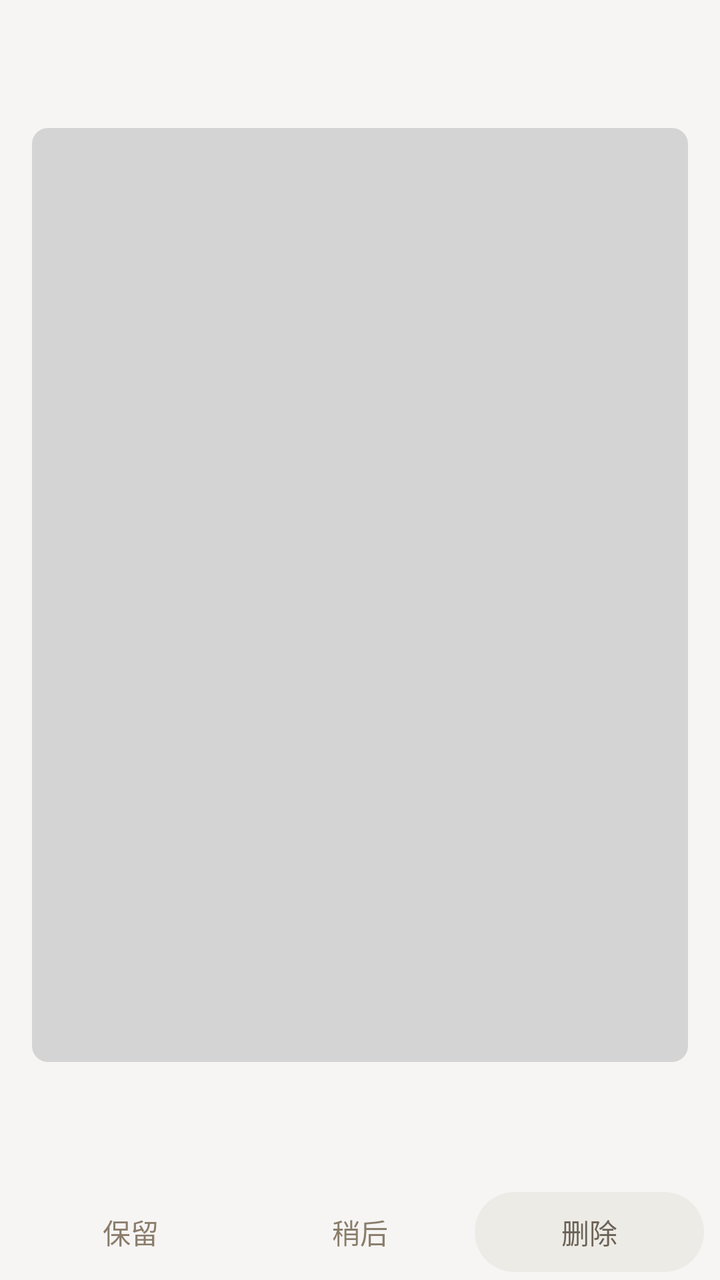
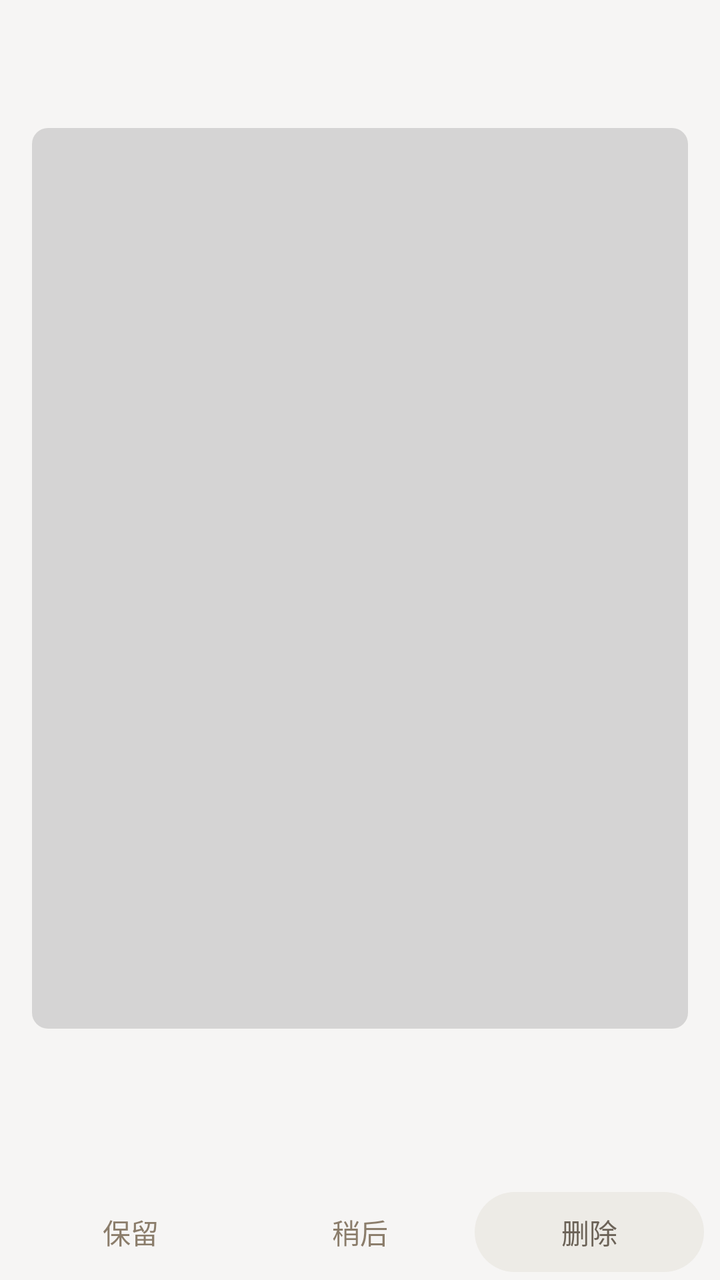

Screens rendered from an Android XML layout before and after an edit, with the pre-edit source and the edit as a unified diff.
<!-- AndroidManifest.xml: application theme Theme.ScreenshotBye -->
<!-- res/layout/activity_review.xml -->
<?xml version="1.0" encoding="utf-8"?>
<LinearLayout xmlns:android="http://schemas.android.com/apk/res/android"
    android:layout_width="match_parent"
    android:layout_height="match_parent"
    android:orientation="vertical">

    <com.google.android.material.appbar.MaterialToolbar
        android:id="@+id/toolbar"
        android:layout_width="match_parent"
        android:layout_height="?attr/actionBarSize" />

    <TextView
        android:id="@+id/reviewEmpty"
        android:layout_width="match_parent"
        android:layout_height="wrap_content"
        android:gravity="center"
        android:padding="32dp"
        android:text="@string/review_empty"
        android:textColor="?attr/colorOnSurfaceVariant"
        android:visibility="gone" />

    <FrameLayout
        android:layout_width="match_parent"
        android:layout_height="0dp"
        android:layout_weight="1">

        
        <LinearLayout
            android:id="@+id/reviewCard"
            android:layout_width="match_parent"
            android:layout_height="match_parent"
            android:orientation="vertical"
            android:paddingStart="16dp"
            android:paddingEnd="16dp">

            <ImageView
                android:id="@+id/shotImage"
                android:layout_width="match_parent"
                android:layout_height="0dp"
                android:layout_weight="1"
                android:adjustViewBounds="true"
                android:background="@drawable/thumb_placeholder"
                android:contentDescription="@string/dialog_preview"
                android:scaleType="fitCenter" />

            <TextView
                android:id="@+id/shotName"
                android:layout_width="match_parent"
                android:layout_height="wrap_content"
                android:layout_marginTop="10dp"
                android:ellipsize="middle"
                android:maxLines="1"
                android:textSize="13sp"
                android:textStyle="bold" />

            <TextView
                android:id="@+id/shotMeta"
                android:layout_width="match_parent"
                android:layout_height="wrap_content"
                android:layout_marginTop="2dp"
                android:textColor="?attr/colorOnSurfaceVariant"
                android:textSize="11sp" />

            <TextView
                android:id="@+id/shotProgress"
                android:layout_width="match_parent"
                android:layout_height="wrap_content"
                android:layout_marginTop="2dp"
                android:gravity="end"
                android:textColor="?attr/colorOnSurfaceVariant"
                android:textSize="11sp" />
        </LinearLayout>

        
        <androidx.recyclerview.widget.RecyclerView
            android:id="@+id/confirmList"
            android:layout_width="match_parent"
            android:layout_height="match_parent"
            android:clipToPadding="false"
            android:paddingStart="12dp"
            android:paddingEnd="12dp"
            android:visibility="gone" />
    </FrameLayout>

    <LinearLayout
        android:id="@+id/reviewActions"
        android:layout_width="match_parent"
        android:layout_height="wrap_content"
        android:layout_marginStart="8dp"
        android:layout_marginEnd="8dp"
        android:orientation="horizontal">

        <com.google.android.material.button.MaterialButton
            android:id="@+id/btnKeep"
            style="@style/Widget.Material3.Button.TextButton"
            android:layout_width="0dp"
            android:layout_height="wrap_content"
            android:layout_weight="1"
            android:text="@string/act_keep" />

        <com.google.android.material.button.MaterialButton
            android:id="@+id/btnSnooze"
            style="@style/Widget.Material3.Button.TextButton"
            android:layout_width="0dp"
            android:layout_height="wrap_content"
            android:layout_weight="1"
            android:text="@string/act_snooze" />

        <com.google.android.material.button.MaterialButton
            android:id="@+id/btnDelete"
            style="@style/Widget.Material3.Button.TonalButton"
            android:layout_width="0dp"
            android:layout_height="wrap_content"
            android:layout_weight="1"
            android:text="@string/act_delete" />
    </LinearLayout>

    <LinearLayout
        android:id="@+id/confirmActions"
        android:layout_width="match_parent"
        android:layout_height="wrap_content"
        android:layout_marginStart="8dp"
        android:layout_marginEnd="8dp"
        android:orientation="horizontal"
        android:visibility="gone">

        <com.google.android.material.button.MaterialButton
            android:id="@+id/btnConfirmBack"
            style="@style/Widget.Material3.Button.OutlinedButton"
            android:layout_width="0dp"
            android:layout_height="wrap_content"
            android:layout_weight="1"
            android:text="@string/review_back" />

        <com.google.android.material.button.MaterialButton
            android:id="@+id/btnConfirmDelete"
            android:layout_width="0dp"
            android:layout_height="wrap_content"
            android:layout_marginStart="8dp"
            android:layout_weight="2"
            android:text="@string/review_confirm_delete" />
    </LinearLayout>
</LinearLayout>
<!-- resources referenced by this layout -->
<resources>
  <!-- drawable thumb_placeholder (drawable) -->
  <?xml version="1.0" encoding="utf-8"?>
  <shape xmlns:android="http://schemas.android.com/apk/res/android" android:shape="rectangle">
      <solid android:color="#22000000" />
      <corners android:radius="8dp" />
  </shape>
  <string name="act_delete">删除</string>
  <string name="act_keep">保留</string>
  <string name="act_snooze">稍后</string>
  <string name="dialog_preview">查看截图</string>
  <string name="review_back">返回</string>
  <string name="review_confirm_delete">删除所选</string>
  <string name="review_empty">没有待确认的截图</string>
  <style name="Theme.ScreenshotBye" parent="Theme.ScreenshotBye.Beige" />
  <style name="Theme.ScreenshotBye.Beige" parent="Theme.ScreenshotBye.Base">
          <item name="colorPrimary">@color/beige_primary</item>
          <item name="colorOnPrimary">@color/beige_onPrimary</item>
          <item name="colorPrimaryContainer">@color/beige_primaryContainer</item>
          <item name="colorOnPrimaryContainer">@color/beige_onPrimaryContainer</item>
          <item name="colorSecondary">@color/beige_secondary</item>
          <item name="colorOnSecondary">@color/beige_onSecondary</item>
          <item name="colorSecondaryContainer">@color/beige_secondaryContainer</item>
          <item name="colorOnSecondaryContainer">@color/beige_onSecondaryContainer</item>
          <item name="colorTertiary">@color/beige_tertiary</item>
          <item name="colorOnTertiary">@color/beige_onTertiary</item>
          <item name="colorTertiaryContainer">@color/beige_tertiaryContainer</item>
          <item name="colorOnTertiaryContainer">@color/beige_onTertiaryContainer</item>
          <item name="colorError">@color/beige_error</item>
          <item name="colorOnError">@color/beige_onError</item>
          <item name="colorErrorContainer">@color/beige_errorContainer</item>
          <item name="colorOnErrorContainer">@color/beige_onErrorContainer</item>
          <item name="colorPrimaryInverse">@color/beige_inversePrimary</item>
      </style>
  <color name="beige_primary">#8B7D6B</color>
  <color name="beige_onPrimary">#FFFFFF</color>
  <color name="beige_primaryContainer">#EBE8E4</color>
  <color name="beige_onPrimaryContainer">#61584B</color>
  <color name="beige_secondary">#9B8E7D</color>
  <color name="beige_onSecondary">#FFFFFF</color>
  <color name="beige_secondaryContainer">#EDEBE6</color>
  <color name="beige_onSecondaryContainer">#6C6358</color>
  <color name="beige_tertiary">#A89B8A</color>
  <color name="beige_onTertiary">#FFFFFF</color>
  <color name="beige_tertiaryContainer">#EFEDE8</color>
  <color name="beige_onTertiaryContainer">#766C61</color>
  <color name="beige_error">#B89A8A</color>
  <color name="beige_onError">#FFFFFF</color>
  <color name="beige_errorContainer">#F2ECE8</color>
  <color name="beige_onErrorContainer">#816C61</color>
  <color name="beige_inversePrimary">#B4AA9F</color>
  <color name="page_background">#F6F5F4</color>
  <color name="ink_on_background">#474645</color>
  <color name="card_surface">#EEEDEB</color>
  <color name="ink_on_surface">#474645</color>
  <color name="surface_variant">#E1E0DE</color>
  <color name="ink_on_surface_variant">#656462</color>
  <color name="surface_container_lowest">#FFFFFF</color>
  <color name="surface_container_low">#F6F5F4</color>
  <color name="surface_container">#F2F1F0</color>
  <color name="surface_container_high">#EAE9E7</color>
  <color name="surface_container_highest">#E3E2E1</color>
  <color name="surface_bright">#F8F7F6</color>
  <color name="surface_dim">#DCDBD9</color>
  <color name="inverse_surface">#666361</color>
  <color name="inverse_on_surface">#FCFBFA</color>
  <color name="line_outline">#9B9A97</color>
  <color name="line_outline_variant">#CAC9C6</color>
  <!-- unchanged entries left out for length: 1 -->
</resources>

<!-- the commit's change to res/layout/activity_review.xml (unified diff, before → after) -->
@@ -52,6 +52,15 @@
                 android:maxLines="1"
                 android:textSize="13sp"
                 android:textStyle="bold" />
+
+            
+            <TextView
+                android:id="@+id/shotDecision"
+                android:layout_width="match_parent"
+                android:layout_height="wrap_content"
+                android:layout_marginTop="2dp"
+                android:textColor="?attr/colorOnSurfaceVariant"
+                android:textSize="11sp" />
 
             <TextView
                 android:id="@+id/shotMeta"
